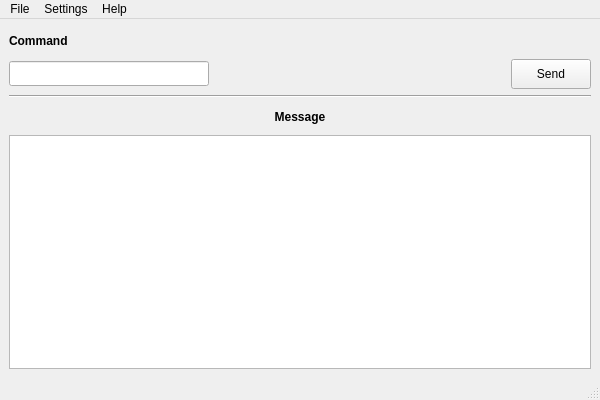
Old version of the form zevision_gen.ui in the repository xmartinly/zevisiongen.
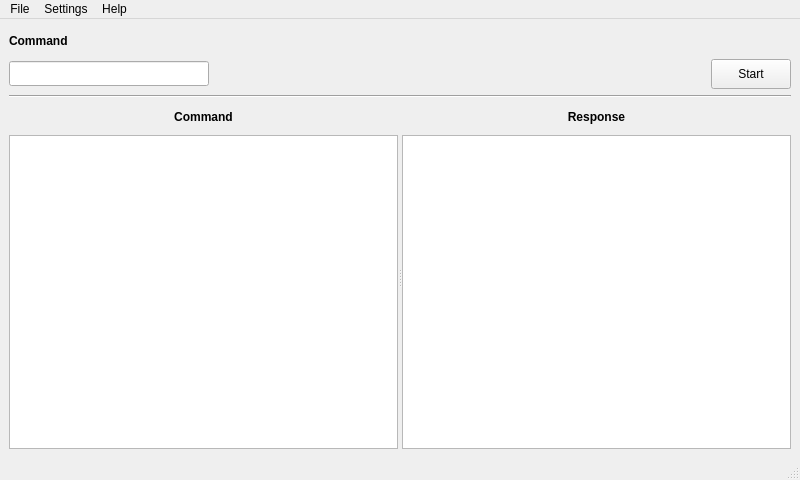
New version of the form.

Diff of the .ui file:
```diff
--- a/zevision_gen.ui
+++ b/zevision_gen.ui
@@ -6,15 +6,15 @@
    <rect>
     <x>0</x>
     <y>0</y>
-    <width>600</width>
-    <height>400</height>
+    <width>800</width>
+    <height>480</height>
    </rect>
   </property>
   <property name="windowTitle">
    <string>ZevisionGen</string>
   </property>
   <widget class="QWidget" name="centralwidget">
-   <layout class="QGridLayout" name="gridLayout_2">
+   <layout class="QGridLayout" name="gridLayout_2" rowstretch="1,1,9">
     <item row="0" column="0">
      <layout class="QGridLayout" name="gridLayout">
       <item row="0" column="0">
@@ -79,7 +79,7 @@
          </size>
         </property>
         <property name="text">
-         <string>Send</string>
+         <string>Start</string>
         </property>
        </widget>
       </item>
@@ -99,7 +99,12 @@
      </widget>
     </item>
     <item row="2" column="0">
-     <layout class="QVBoxLayout" name="verticalLayout">
+     <widget class="QSplitter" name="splitter">
+      <property name="orientation">
+       <enum>Qt::Horizontal</enum>
+      </property>
+      <widget class="QWidget" name="">
+       <layout class="QVBoxLayout" name="verticalLayout_2">
       <item>
        <widget class="QLabel" name="label_4">
         <property name="minimumSize">
@@ -114,7 +119,7 @@
          </font>
         </property>
         <property name="text">
-         <string>Message</string>
+           <string>Command</string>
         </property>
         <property name="alignment">
          <set>Qt::AlignCenter</set>
@@ -122,9 +127,39 @@
        </widget>
       </item>
       <item>
-       <widget class="QTableWidget" name="cmd_tb"/>
-      </item>
-     </layout>
+         <widget class="QTableWidget" name="msg_tb"/>
+        </item>
+       </layout>
+      </widget>
+      <widget class="QWidget" name="">
+       <layout class="QVBoxLayout" name="verticalLayout">
+        <item>
+         <widget class="QLabel" name="label_5">
+          <property name="minimumSize">
+           <size>
+            <width>0</width>
+            <height>25</height>
+           </size>
+          </property>
+          <property name="font">
+           <font>
+            <bold>true</bold>
+           </font>
+          </property>
+          <property name="text">
+           <string>Response</string>
+          </property>
+          <property name="alignment">
+           <set>Qt::AlignCenter</set>
+          </property>
+         </widget>
+        </item>
+        <item>
+         <widget class="QTableWidget" name="resp_tb"/>
+        </item>
+       </layout>
+      </widget>
+     </widget>
     </item>
    </layout>
   </widget>
@@ -133,7 +168,7 @@
     <rect>
      <x>0</x>
      <y>0</y>
-     <width>600</width>
+     <width>800</width>
      <height>22</height>
     </rect>
    </property>
```
Lines whose indentation alone changed are shown as unchanged.
